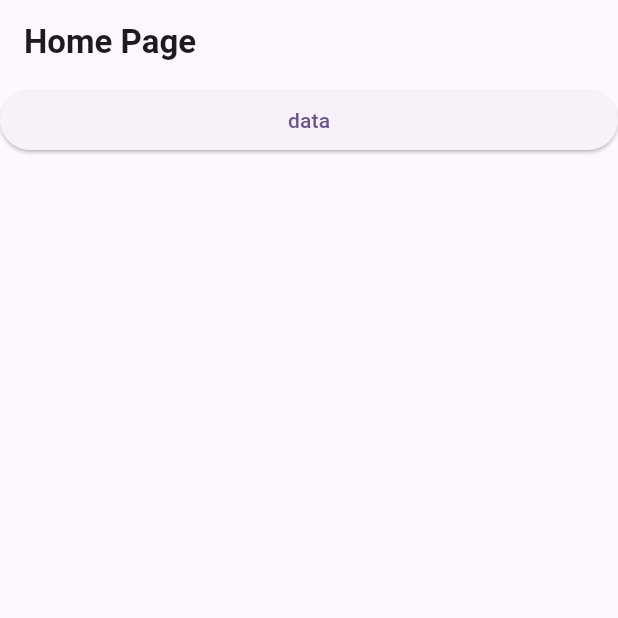
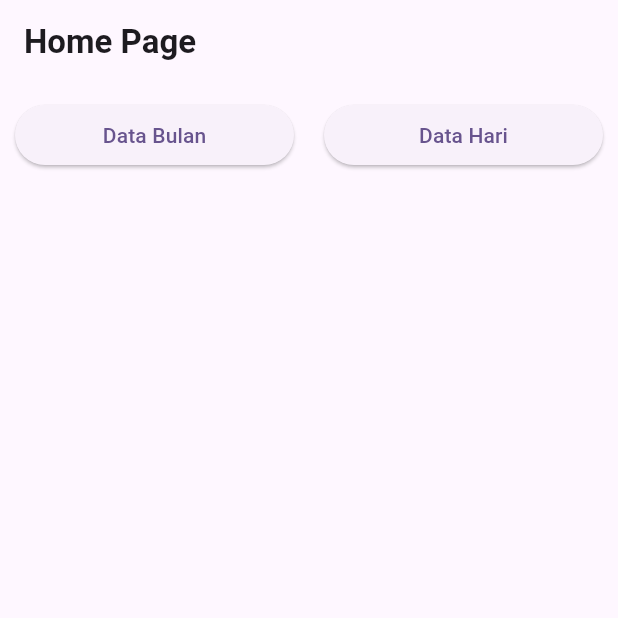
Before and after one commit to Airyyy23/latihan-flutter, a Flutter app: the screen it shows after launch, on a phone screen of 412 x 824 dp, the top half of it. Run offline on Flutter 3.47's test engine with Material 2 defaults, Android fonts, the light colour scheme and no system bars.

Commit message:
revisi[WL] Homepage

```diff
--- a/lib/home.dart
+++ b/lib/home.dart
@@ -1,4 +1,5 @@
 import 'package:flutter/material.dart';
+import 'package:latihan_flutter_2/DayPage.dart';
 import 'package:latihan_flutter_2/MonthPage.dart';
 
 class HomePage extends StatefulWidget {
@@ -15,25 +16,39 @@ class _HomePageState extends State<HomePage> {
         appBar: AppBar(
           title: Text(
             'Home Page',
-          style: TextStyle(
-            fontWeight: FontWeight.bold
+            style: TextStyle(fontWeight: FontWeight.bold),
           ),
         ),
-      ),
-      body: Row(
+        body: Container(
+          margin: EdgeInsets.all(10),
+          child: Row(
             children: [
               Expanded(
                 child: ElevatedButton(
                   onPressed: _goToMonthPage,
-              child: Text("data"),
+                  child: Text("Data Bulan"),
+                ),
+              ),
+              SizedBox(
+                width: 20,
+              ),
+              Expanded(
+                child: ElevatedButton(
+                  onPressed: _goToDayPage,
+                  child: Text("Data Hari"),
                 ),
               )
             ],
           ),
-    );
+        ));
   }
 
   void _goToMonthPage() {
-    Navigator.push(context, MaterialPageRoute(builder: (context) => Monthpage()));
+    Navigator.push(
+        context, MaterialPageRoute(builder: (context) => Monthpage()));
+  }
+
+  void _goToDayPage() {
+    Navigator.push(context, MaterialPageRoute(builder: (context) => DayPage()));
   }
 }
```
Lines whose indentation alone changed are shown as unchanged.
